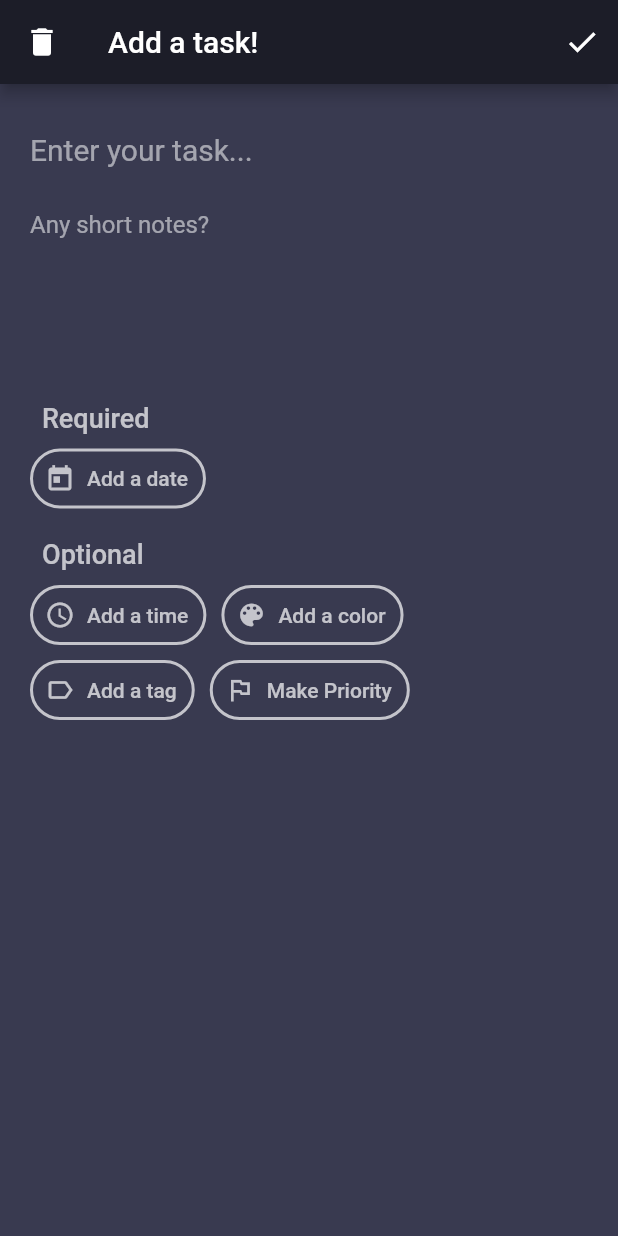
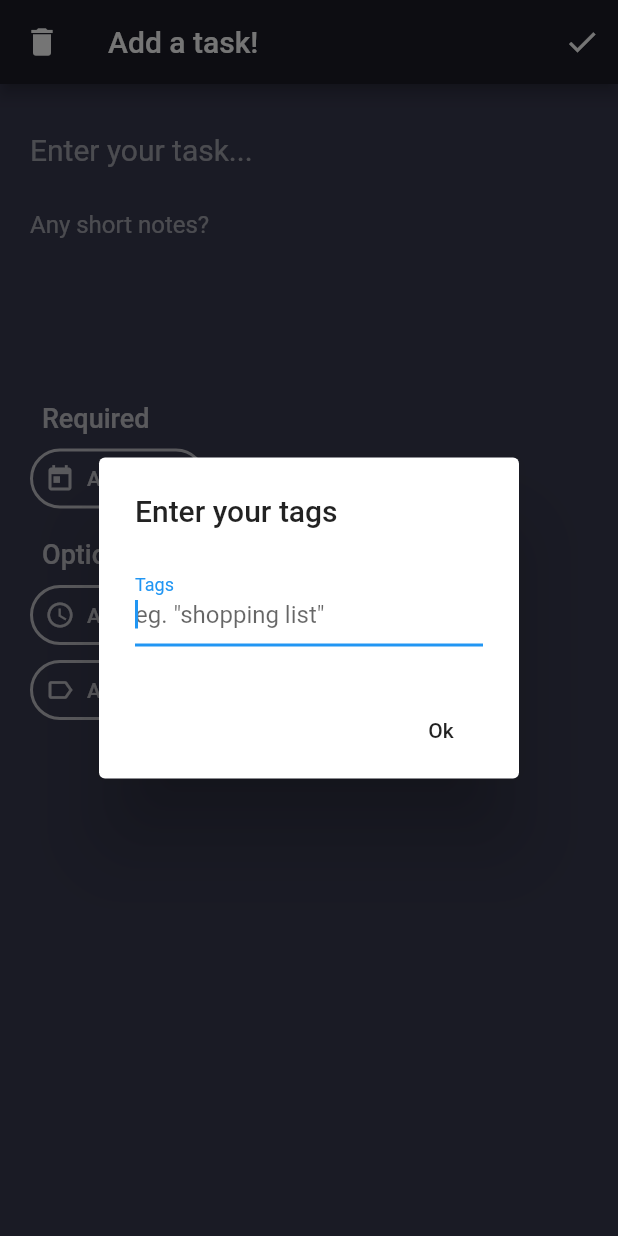
Before and after one commit to jah01/Dewit, a Flutter app: the SecondScreen screen opened by its route, after a tap on "Add a tag", on a phone screen of 412 x 824 dp. Run offline on Flutter 3.47's test engine with Material 2 defaults, Android fonts, the phone set to English and light mode, and no system bars; our stand-ins replace auto_size_text, toast.

Commit message:
Updated tags UI and functionality.

```diff
--- a/lib/data.dart
+++ b/lib/data.dart
@@ -76,6 +76,7 @@ void resetAll() {
   hasTime = false;
   dateAndTime = null;
   selectedColor = null;
+  createdTags = null;
 }
 
 
@@ -87,6 +88,7 @@ bool hasDate = false;
 bool hasTime = false;
 var dateAndTime;
 var selectedColor;
+var createdTags;
 
 Future<DateTime> selectDate(BuildContext context) {
   return showDatePicker(
@@ -155,3 +157,40 @@ Future<String> selectColor(context) async {
       break;
   }
 }
+
+
+//huge help from https://androidkt.com/flutter-alertdialog-example/
+Future<String> createTags(BuildContext context, [String prevText]) async {
+  String current;
+  return showDialog<String>(
+    context: context,
+    barrierDismissible: false, // dialog is dismissible with a tap on the barrier
+    builder: (BuildContext context) {
+      return AlertDialog(
+        title: Text("Enter your tags"),
+        content: new Row(
+          children: <Widget>[
+            new Expanded(
+                child: new TextFormField(
+                  initialValue: prevText,
+                  autofocus: true,
+                  decoration: new InputDecoration(
+                      labelText: "Tags", hintText: 'eg. \"shopping list\"'),
+                  onChanged: (value) {
+                    current = value;
+                  },
+                ))
+          ],
+        ),
+        actions: <Widget>[
+          FlatButton(
+            child: Text('Ok'),
+            onPressed: () {
+              Navigator.of(context).pop(current);
+            },
+          ),
+        ],
+      );
+    },
+  );
+}
--- a/lib/widgets.dart
+++ b/lib/widgets.dart
@@ -725,6 +725,7 @@ class _SecondScreenIconButton extends State<SecondScreenIconButton> {
   _SecondScreenIconButton(this.text, this.ic, this.leftMargin, this.key);
   String del = "";
   bool isSelected = false;
+  var altIcon;
 
   @override
   Widget build(BuildContext context) {
@@ -747,6 +748,7 @@ class _SecondScreenIconButton extends State<SecondScreenIconButton> {
         onPressed: () async {
           FocusScope.of(context).unfocus();
           if (key == Key("date")) {
+            altIcon = Icons.clear;
               if (selectedDate == null) {
                 selectedDate = await selectDate(context);
                 if (selectedDate != null) {
@@ -764,6 +766,7 @@ class _SecondScreenIconButton extends State<SecondScreenIconButton> {
               });
 
           } else if (key == Key("time")) {
+            altIcon = Icons.clear;
             if (selectedTime == null) {
               selectedTime = await selectTime(context);
               if (selectedTime != null) {
@@ -795,6 +798,7 @@ class _SecondScreenIconButton extends State<SecondScreenIconButton> {
             });
 
           } else if (key == Key("color")) {
+            altIcon = Icons.clear;
             if (selectedColor == null) {
               selectedColor = await selectColor(context);
               if (selectedColor != null) {
@@ -808,9 +812,43 @@ class _SecondScreenIconButton extends State<SecondScreenIconButton> {
             });
 
           } else if (key == Key("tag")) {
+            altIcon = Icons.edit;
             del = "Edit tags";
+            String prev = "";
+
+            if (createdTags == null) {
+              createdTags = await createTags(context);
+              print("created: " + createdTags);
+            } else {
+              prev = createdTags;
+              prev = createdTags;
+              createdTags = null;
+              createdTags = await createTags(context, prev);
+            }
+            setState(() {
+              isSelected = (createdTags.length != 0);
+            });
+
+
+
+
+
+
+
+
+
+
+
+
+
+
+
+
+
+
 
           } else if (key == Key("priority")) {
+            altIcon = Icons.clear;
             del = "Delete priority";
 
           } else {
@@ -820,7 +858,7 @@ class _SecondScreenIconButton extends State<SecondScreenIconButton> {
         icon: Padding(
           padding: EdgeInsets.only(left: leftMargin, right: 0.0),
           child: Icon(
-              isSelected ? Icons.clear : ic,
+              isSelected ? altIcon : ic,
               color: Colors.white70,
               size: 20
           ),
```
